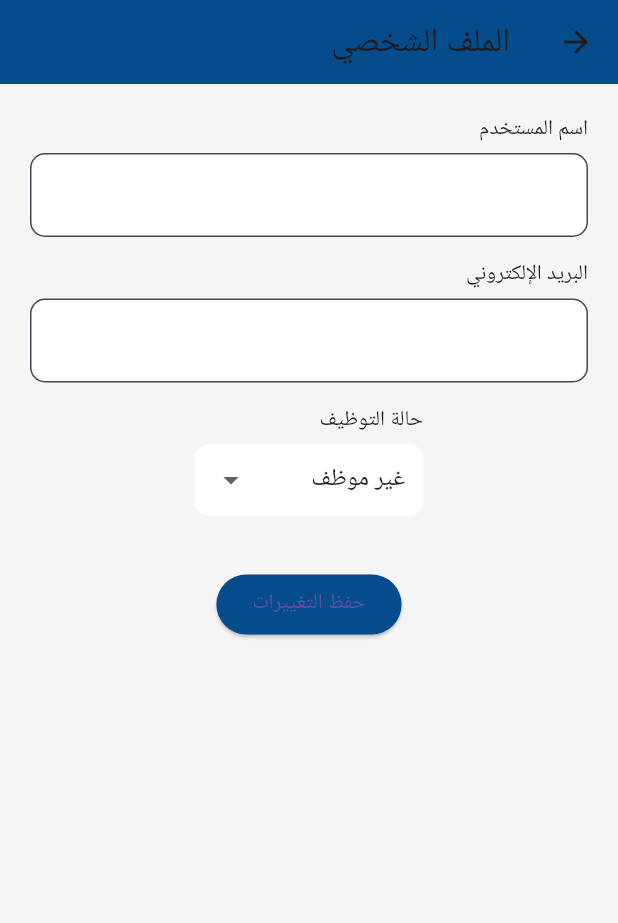
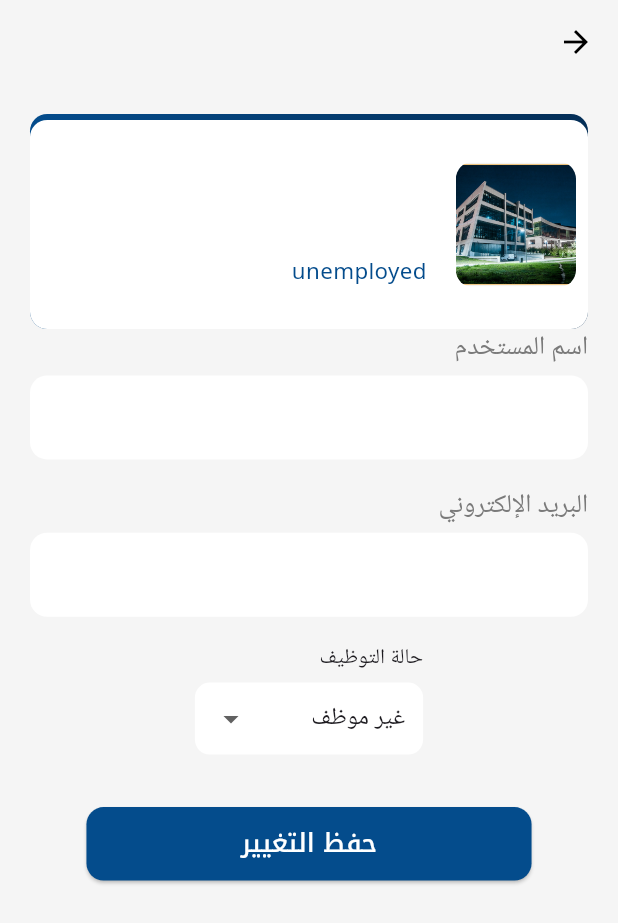
Before and after one commit to nancykhaled1/Faculty-App, a Flutter app: the UserProfileScreen screen opened directly, on a phone screen of 412 x 824 dp. Shown: the top 923 px of the screen. Run offline on Flutter 3.47's test engine with Material 3 defaults, Android fonts, the phone set to English and light mode, and no system bars; our stand-ins replace connectivity_plus, dartz, file_picker, flutter_bloc, flutter_screenutil, flutter_svg and 2 more; accounts and stored records are empty; Roboto replaces fonts that are missing (Numans); project files that could hold a hidden picture were left out.

Commit message:
some changes

```diff
--- a/lib/ui/alumni/profilescreen.dart
+++ b/lib/ui/alumni/profilescreen.dart
@@ -106,14 +106,107 @@
 
     return Scaffold(
       appBar: AppBar(
-        title: Text('الملف الشخصي'),
-        backgroundColor: MyColors.primaryColor,
+        backgroundColor: Colors.transparent,
+        elevation: 0,
+        leading: GestureDetector(
+          onTap: () {
+            Navigator.pushReplacementNamed(context, HomePage.routeName);
+          },
+          child: Icon(Icons.arrow_back, color: Colors.black),
+        ),
       ),
       backgroundColor: MyColors.backgroundColor,
       body: SingleChildScrollView(
         padding: EdgeInsets.all(20),
         child: Column(
           children: [
+            Stack(
+              alignment: Alignment.center,
+              children: [
+                Container(
+                  height: 120.h,
+                  width: double.infinity,
+                  decoration: BoxDecoration(
+                    gradient: LinearGradient(
+                      colors: [MyColors.primaryColor, MyColors.secondryColor],
+                      begin: Alignment.topLeft,
+                      end: Alignment.bottomRight,
+                    ),
+                    borderRadius: BorderRadius.circular(10.r),
+                  ),
+                ),
+                Positioned(
+                  top: 4,
+                  left: 0,
+                  right: 0,
+                  bottom: 0,
+                  child: Container(
+                    decoration: BoxDecoration(
+                      color: MyColors.whiteColor,
+                      borderRadius: BorderRadius.circular(10.r),
+                    ),
+                    child: Row(
+                      children: [
+                        Padding(
+                          padding: const EdgeInsets.all(8.0),
+                          child: ClipRRect(
+                            borderRadius: BorderRadius.circular(10.r),
+                            child: Image.asset(
+                              'assets/images/Rectangle 40.png',
+                              width: 70.w,
+                              height: 70.h,
+                              fit: BoxFit.cover,
+                            ),
+                          ),
+                        ),
+                        Padding(
+                          padding: EdgeInsets.symmetric(vertical: 25.h, horizontal: 10.w),
+                          child: Column(
+                            crossAxisAlignment: CrossAxisAlignment.start,
+                            children: [
+                              Text(
+                                nameController.text,
+                                style: TextStyle(
+                                  fontSize: 15.sp,
+                                  fontWeight: FontWeight.w500,
+                                  fontFamily: "Noto Kufi Arabic",
+                                  color: MyColors.blackColor,
+                                ),
+                              ),
+                              SizedBox(height: 5.h),
+                              SizedBox(
+                                width: 180.w,
+                                child: Text(
+                                  emailController.text,
+                                  style: TextStyle(
+                                    fontSize: 15.sp,
+                                    fontWeight: FontWeight.w500,
+                                    fontFamily: "Noto Kufi Arabic",
+                                    color: MyColors.greyColor,
+                                  ),
+                                  overflow: TextOverflow.ellipsis,
+                                ),
+                              ),
+                              SizedBox(height: 5.h),
+                              Consumer<AuthProvider>(
+                                builder: (_, provider, __) => Text(
+                                  provider.employmentStatus,
+                                  style: TextStyle(
+                                    fontSize: 13.sp,
+                                    fontFamily: "Noto Kufi Arabic",
+                                    color: MyColors.primaryColor,
+                                  ),
+                                ),
+                              ),
+                            ],
+                          ),
+                        )
+                      ],
+                    ),
+                  ),
+                ),
+              ],
+            ),
             buildTextField("اسم المستخدم", nameController),
             buildTextField("البريد الإلكتروني", emailController),
             buildDropdownField("حالة التوظيف"),
@@ -128,10 +221,13 @@
             SizedBox(height: 20),
             ElevatedButton(
               onPressed: saveChanges,
+              child: Text("حفظ التغيير", style: TextStyle(fontSize: 15.sp, fontFamily: "Noto Kufi Arabic")),
               style: ElevatedButton.styleFrom(
                 backgroundColor: MyColors.primaryColor,
+                foregroundColor: MyColors.whiteColor,
+                padding: EdgeInsets.symmetric(vertical: 10.h, horizontal: 90.w),
+                shape: RoundedRectangleBorder(borderRadius: BorderRadius.circular(10.r)),
               ),
-              child: Text("حفظ التغييرات"),
             ),
           ],
         ),
@@ -143,17 +239,20 @@
     return Column(
       crossAxisAlignment: CrossAxisAlignment.start,
       children: [
-        Text(label),
-        SizedBox(height: 5),
+        Text(label, style: TextStyle(fontSize: 15.sp, fontWeight: FontWeight.w400, fontFamily: "Numans", color: MyColors.greyColor)),
+        SizedBox(height: 5.h),
         TextField(
           controller: controller,
           decoration: InputDecoration(
             filled: true,
             fillColor: MyColors.whiteColor,
-            border: OutlineInputBorder(borderRadius: BorderRadius.circular(10)),
+            border: OutlineInputBorder(
+              borderRadius: BorderRadius.circular(10.r),
+              borderSide: BorderSide.none,
+            ),
           ),
         ),
-        SizedBox(height: 15),
+        SizedBox(height: 15.h),
       ],
     );
   }
--- a/lib/ui/auth/authProvider.dart
+++ b/lib/ui/auth/authProvider.dart
@@ -18,7 +18,7 @@
   String? get token => _token;
 
 
-  String _employmentStatus = "يعمل عامل حر";
+  String _employmentStatus = "freelance";
 
   String get employmentStatus => _employmentStatus;
 
--- a/lib/ui/auth/register/alumniregisterscreen.dart
+++ b/lib/ui/auth/register/alumniregisterscreen.dart
@@ -217,7 +217,7 @@
                           vertical: 20.sp,
                         ),
                         child: SvgPicture.asset(
-                          'assets/icons/lock.svg', // الأيقونة الافتراضية
+                          'assets/icons/lock.svg',
                           width: 15.sp,
                           height: 15.sp,
                           // colorFilter: ColorFilter.mode(
@@ -329,7 +329,7 @@
     return Column(
       crossAxisAlignment: CrossAxisAlignment.start,
       children: [
-        // الحقل الرئيسي
+
         GestureDetector(
           onTap: () {
             setState(() {
--- a/lib/ui/auth/register/cubit/alumniregisterviewmodel.dart
+++ b/lib/ui/auth/register/cubit/alumniregisterviewmodel.dart
@@ -1,5 +1,4 @@
 import 'dart:io';
-
 import 'package:faculty/ui/auth/register/alumniregisterscreen.dart';
 import 'package:faculty/ui/auth/register/cubit/states.dart';
 import 'package:file_picker/file_picker.dart';
@@ -57,10 +56,10 @@
 
   final Map<String, String> employmentOptionsMap = {
     "employee": "موظف",
-    "unemployed": "غير موظف",
-    "job_seeker": "باحث عن عمل",
-    "graduate_student": "طالب دراسات عليا",
-    "freelancer": "يعمل عمل حر",
+    "unemployee": "غير موظف",
+    "seeking_job": "باحث عن عمل",
+    "postgraduate": "طالب دراسات عليا",
+    "freelance": "يعمل عمل حر",
   };
 
 
@@ -87,7 +86,7 @@
     final String arabicStatus = selectedEmploymentStatus;
     final String englishStatus = employmentOptionsMap.entries
         .firstWhere((entry) => entry.value == arabicStatus,
-        orElse: () => MapEntry('unemployed', 'غير موظف'))
+        orElse: () => MapEntry('unemployee', 'غير موظف'))
         .key;
 
     emit(AlumniRegisterLoadingState(loadingMessage: 'جارٍ إرسال البيانات...'));
```
